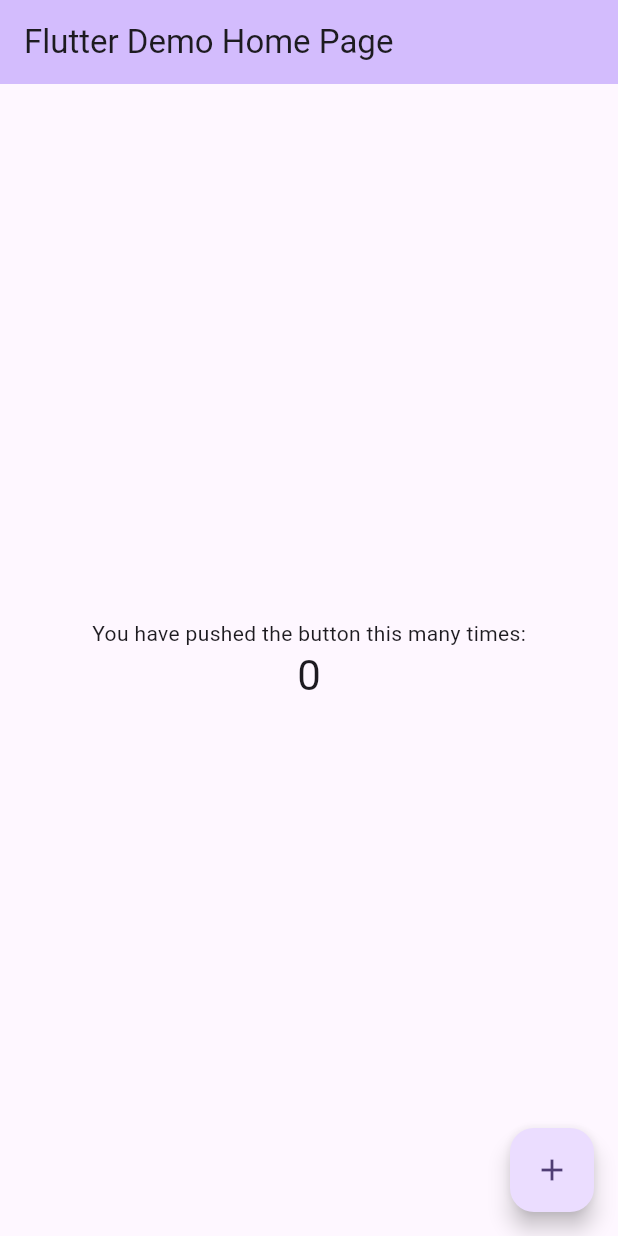
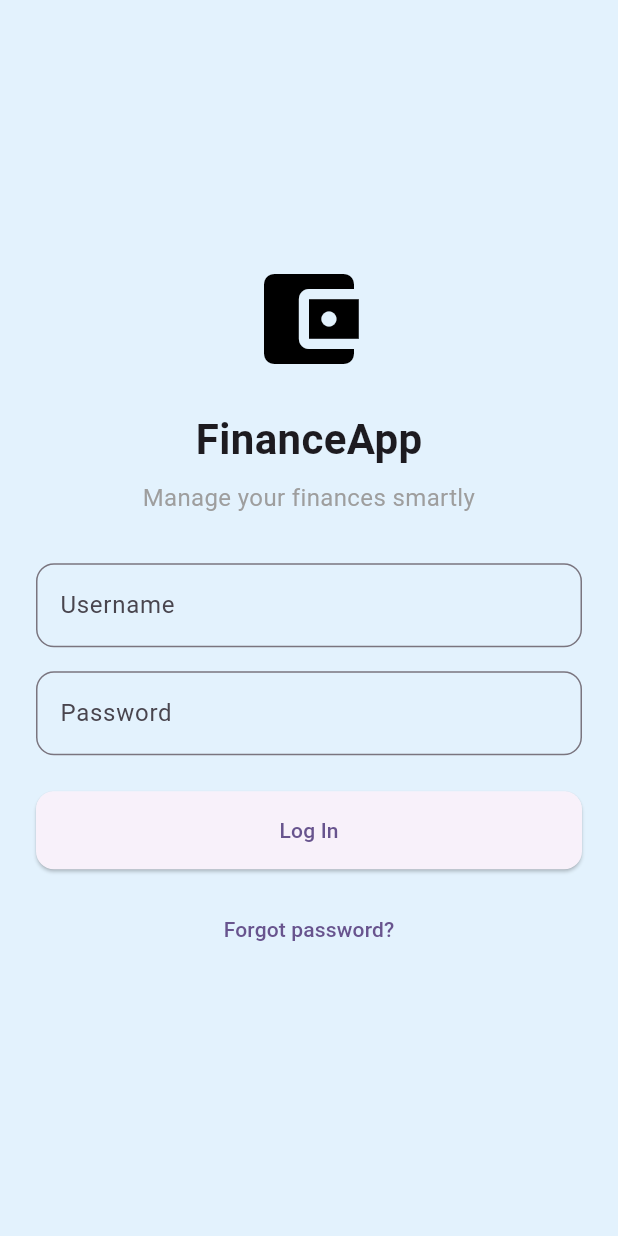
Before and after one commit to MovilesG13/Flutter, a Flutter app: the screen it shows after launch, on a phone screen of 412 x 824 dp. Run offline on Flutter 3.47's test engine with Material 3 defaults, Android fonts, the phone set to English and light mode, and no system bars.

Commit message:
log in screen

```diff
--- /dev/null
+++ b/lib/Screens/login.dart
@@ -0,0 +1,99 @@
+import 'package:flutter/material.dart';
+
+class LoginScreen extends StatelessWidget {
+  const LoginScreen({super.key});
+
+  @override
+  Widget build(BuildContext context) {
+    return Scaffold(
+      backgroundColor: Colors.blue.shade50, // fondo azul
+      body: Center(
+        child: SingleChildScrollView(
+          padding: const EdgeInsets.all(24),
+          child: Column(
+            mainAxisAlignment: MainAxisAlignment.center,
+            children: [
+              // Icono de la app, billetera
+              const Icon(Icons.account_balance_wallet, size: 80, color: Colors.black),
+
+              const SizedBox(height: 20),
+
+              // Título. cambiar cuando se tenga nombre
+              const Text(
+                "FinanceApp",
+                style: TextStyle(fontSize: 28, fontWeight: FontWeight.bold),
+              ),
+
+              const SizedBox(height: 8),
+
+              // Subtítulo
+              const Text(
+                "Manage your finances smartly",
+                textAlign: TextAlign.center,
+                style: TextStyle(fontSize: 16, color: Colors.grey),
+              ),
+
+              const SizedBox(height: 32),
+
+              // Campo correo o Login
+              TextField(
+                decoration: InputDecoration(
+                  labelText: "Username ",
+                  hintText: "Username",
+                  border: OutlineInputBorder(
+                    borderRadius: BorderRadius.circular(12),
+                  ),
+                ),
+              ),
+
+              const SizedBox(height: 16),
+
+              // Campo contraseña
+              TextField(
+                obscureText: true,
+                decoration: InputDecoration(
+                  labelText: "Password",
+                  // suffixIcon: Icon(Icons.visibility),
+                  border: OutlineInputBorder(
+                    borderRadius: BorderRadius.circular(12),
+                  ),
+                ),
+              ),
+
+              const SizedBox(height: 24),
+
+              // Botón de inicio de sesión
+              SizedBox(
+                width: double.infinity,
+                child: ElevatedButton(
+                  onPressed: () {
+                    // Aquí iría la lógica para iniciar sesión
+                  },
+                  style: ElevatedButton.styleFrom(
+                    padding: const EdgeInsets.symmetric(vertical: 16),
+                    shape: RoundedRectangleBorder(
+                      borderRadius: BorderRadius.circular(12),
+                    ),
+                  ),
+                  child: const Text("Log In"),
+                ),
+              ),
+
+              const SizedBox(height: 16),
+
+              // Recuperar contraseña
+              TextButton(
+                onPressed: () {},
+                child: const Text("Forgot password?"),
+              ),
+
+              const SizedBox(height: 8),
+
+
+            ],
+          ),
+        ),
+      ),
+    );
+  }
+}
--- a/lib/main.dart
+++ b/lib/main.dart
@@ -1,3 +1,4 @@
+import 'package:financeapp_flutter/Screens/login.dart';
 import 'package:flutter/material.dart';
 
 void main() {
@@ -30,7 +31,7 @@ class MyApp extends StatelessWidget {
         // tested with just a hot reload.
         colorScheme: ColorScheme.fromSeed(seedColor: Colors.deepPurple),
       ),
-      home: const MyHomePage(title: 'Flutter Demo Home Page'),
+      home: const LoginScreen(),
     );
   }
 }
```
Also changed, not shown: 3 other files.
